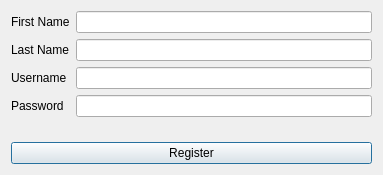
Above: registerdialog.ui from eminomur/Calendar-App before the change. Below: the same form after it.
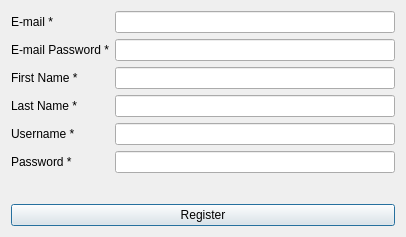
That is the form after the change. Icons and pictures are not drawn.

Patch:
```diff
--- a/registerdialog.ui
+++ b/registerdialog.ui
@@ -6,8 +6,8 @@
    <rect>
     <x>0</x>
     <y>0</y>
-    <width>383</width>
-    <height>175</height>
+    <width>406</width>
+    <height>237</height>
    </rect>
   </property>
   <property name="windowTitle">
@@ -22,46 +22,66 @@
   <layout class="QVBoxLayout" name="verticalLayout">
    <item>
     <layout class="QFormLayout" name="formLayout">
-     <item row="0" column="0">
+     <item row="2" column="0">
       <widget class="QLabel" name="firstname_label">
        <property name="text">
-        <string>First Name</string>
+        <string>First Name *</string>
        </property>
       </widget>
      </item>
-     <item row="0" column="1">
+     <item row="2" column="1">
       <widget class="QLineEdit" name="firstname_input"/>
      </item>
-     <item row="1" column="0">
+     <item row="3" column="0">
       <widget class="QLabel" name="lastname_label">
        <property name="text">
-        <string>Last Name</string>
+        <string>Last Name *</string>
        </property>
       </widget>
      </item>
-     <item row="1" column="1">
+     <item row="3" column="1">
       <widget class="QLineEdit" name="lastname_input"/>
      </item>
-     <item row="2" column="0">
+     <item row="4" column="0">
       <widget class="QLabel" name="username_label">
        <property name="text">
-        <string>Username</string>
+        <string>Username *</string>
        </property>
       </widget>
      </item>
-     <item row="2" column="1">
+     <item row="4" column="1">
       <widget class="QLineEdit" name="username_input"/>
      </item>
-     <item row="3" column="0">
+     <item row="5" column="0">
       <widget class="QLabel" name="password_label">
        <property name="text">
-        <string>Password</string>
+        <string>Password *</string>
        </property>
       </widget>
      </item>
-     <item row="3" column="1">
+     <item row="5" column="1">
       <widget class="QLineEdit" name="password_input"/>
      </item>
+     <item row="0" column="0">
+      <widget class="QLabel" name="email_label">
+       <property name="text">
+        <string>E-mail *</string>
+       </property>
+      </widget>
+     </item>
+     <item row="0" column="1">
+      <widget class="QLineEdit" name="emal_input"/>
+     </item>
+     <item row="1" column="0">
+      <widget class="QLabel" name="emailpassword_label">
+       <property name="text">
+        <string>E-mail Password *</string>
+       </property>
+      </widget>
+     </item>
+     <item row="1" column="1">
+      <widget class="QLineEdit" name="emailpassword_input"/>
+     </item>
     </layout>
    </item>
    <item>
```
Left out of the diff: 17 changed lines with no effect on the pictures.
